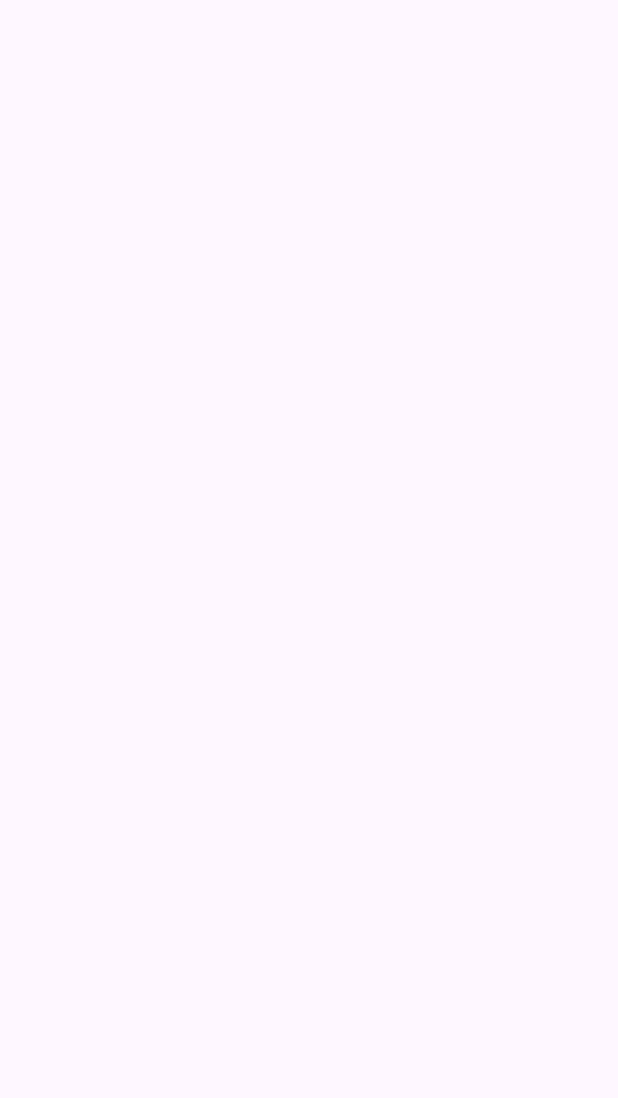
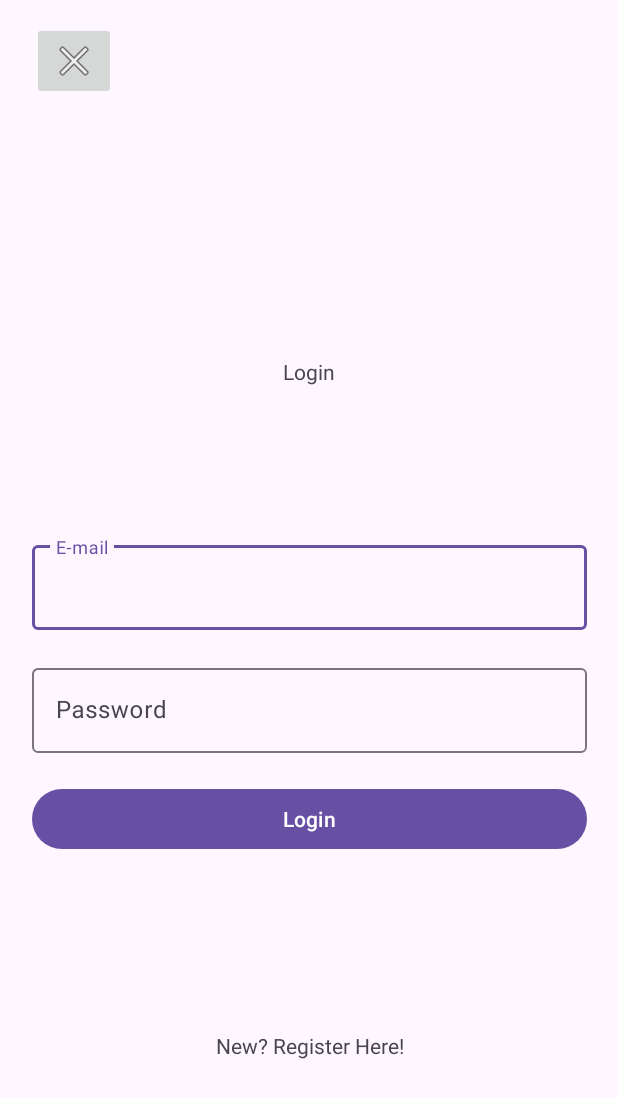
Before and after one commit to NovaKal/Aplicaciones_Moviles-Unidad_5, an Android app: the screen it shows after launch (MainActivity), on a phone screen of 412 x 824 dp. Before the commit the part shown is empty. Shown: the top 1098 px of the screen. Run offline under Robolectric (Android 15) with nearby library versions, the phone set to English and light mode, and no system bars.

Commit message:
Started MainActivity and Refactor xmls

```diff
--- a/memoryrace/app/src/main/java/co/edu/upb/memoryrace/MainActivity.java
+++ b/memoryrace/app/src/main/java/co/edu/upb/memoryrace/MainActivity.java
@@ -1,14 +1,29 @@
 package co.edu.upb.memoryrace;
 
+import android.os.Bundle;
+import android.view.View;
+import android.widget.Button;
+import android.widget.ImageButton;
+
 import androidx.appcompat.app.AppCompatActivity;
-
-import android.os.Bundle;
 
 public class MainActivity extends AppCompatActivity {
 
     @Override
     protected void onCreate(Bundle savedInstanceState) {
         super.onCreate(savedInstanceState);
-        setContentView(R.layout.activity_main);
+        setContentView(R.layout.activity_login);
+
+        Button button_login = findViewById(R.id.login_button_login);
+        ImageButton button_exit = findViewById(R.id.login_imageButton_exit);
+
+        button_login.setOnClickListener(new View.OnClickListener() {
+            @Override
+            public void onClick(View v) {
+                setContentView(R.layout.activity_home);
+            }
+        });
+
+        button_exit.setOnClickListener(v -> finish());
     }
 }
--- a/memoryrace/app/src/main/res/layout/login.xml
+++ b/memoryrace/app/src/main/res/layout/activity_login.xml
@@ -82,4 +82,17 @@
         app:layout_constraintStart_toStartOf="@+id/login_textView_title"
         app:layout_constraintTop_toBottomOf="@+id/login_button_login" />
 
+    <ImageButton
+        android:id="@+id/login_imageButton_exit"
+        android:layout_width="wrap_content"
+        android:layout_height="wrap_content"
+        android:contentDescription="@string/login_button_exit_desc"
+        app:layout_constraintBottom_toBottomOf="parent"
+        app:layout_constraintEnd_toEndOf="parent"
+        app:layout_constraintHorizontal_bias="0.059"
+        app:layout_constraintStart_toStartOf="parent"
+        app:layout_constraintTop_toTopOf="parent"
+        app:layout_constraintVertical_bias="0.019"
+        app:srcCompat="@android:drawable/ic_menu_close_clear_cancel" />
+
 </androidx.constraintlayout.widget.ConstraintLayout>
--- a/memoryrace/app/src/main/res/layout/activity_main.xml
+++ /dev/null
@@ -1,7 +0,0 @@
-<?xml version="1.0" encoding="utf-8"?>
-<androidx.constraintlayout.widget.ConstraintLayout xmlns:android="http://schemas.android.com/apk/res/android"
-    xmlns:app="http://schemas.android.com/apk/res-auto"
-    xmlns:tools="http://schemas.android.com/tools"
-    android:layout_width="match_parent"
-    android:layout_height="match_parent"
-    tools:context=".MainActivity" />
```
Also changed, not shown: memoryrace/app/src/main/res/layout/activity_home.xml (added, +96 -0 lines), memoryrace/app/src/main/res/values/strings.xml (+12 -2 lines), memoryrace/app/src/main/res/layout/activity_register.xml (renamed from memoryrace/app/src/main/res/layout/register.xml).
